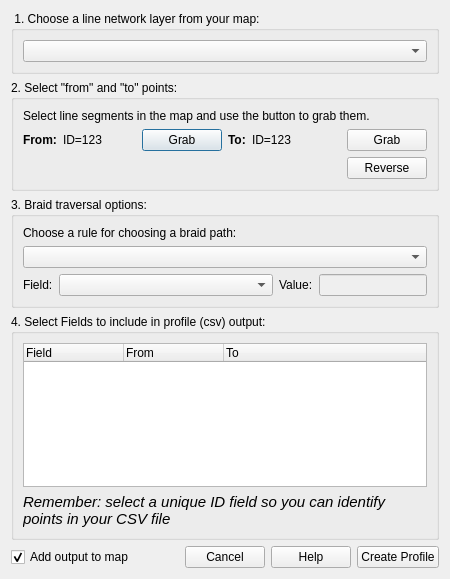
Riverscapes/NetworkProfiler, file networkprofiler_dialog_base.ui: the form before one commit.
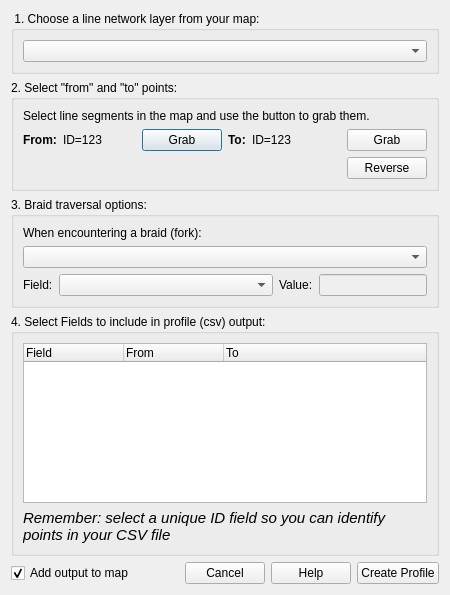
The form after the commit.

Commit message: got it to load the form

```diff
--- a/networkprofiler_dialog_base.ui
+++ b/networkprofiler_dialog_base.ui
@@ -7,7 +7,7 @@
     <x>0</x>
     <y>0</y>
     <width>450</width>
-    <height>579</height>
+    <height>595</height>
    </rect>
   </property>
   <property name="windowTitle">
@@ -180,7 +180,7 @@
       <item>
        <widget class="QLabel" name="label_9">
         <property name="text">
-         <string>Choose a rule for choosing a braid path:</string>
+         <string>When encountering a braid (fork):</string>
         </property>
        </widget>
       </item>
```
The commit also changes 5 other files.
